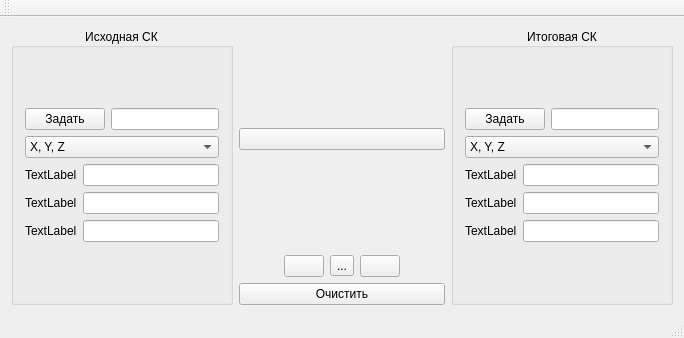
Before: the Qt Designer form SCTrans/sctrans.ui in colorbash/SCTrans, drawn with Qt 5.
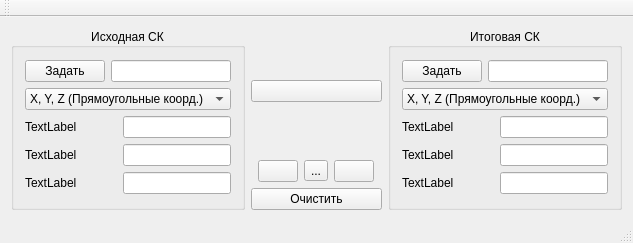
After: the same form once the commit is applied.

```diff
--- a/SCTrans/sctrans.ui
+++ b/SCTrans/sctrans.ui
@@ -6,8 +6,8 @@
    <rect>
     <x>0</x>
     <y>0</y>
-    <width>684</width>
-    <height>338</height>
+    <width>633</width>
+    <height>243</height>
    </rect>
   </property>
   <property name="windowTitle">
@@ -50,7 +50,7 @@
             <widget class="QComboBox" name="startSC_input_cb">
              <item>
               <property name="text">
-               <string>X, Y, Z</string>
+               <string>X, Y, Z (Прямоугольные коорд.)</string>
               </property>
              </item>
              <item>
@@ -74,6 +74,19 @@
                </property>
               </widget>
              </item>
+             <item>
+              <spacer name="horizontalSpacer_3">
+               <property name="orientation">
+                <enum>Qt::Horizontal</enum>
+               </property>
+               <property name="sizeHint" stdset="0">
+                <size>
+                 <width>40</width>
+                 <height>20</height>
+                </size>
+               </property>
+              </spacer>
+             </item>
              <item>
               <widget class="QLineEdit" name="startSC_le1"/>
              </item>
@@ -88,6 +101,19 @@
                </property>
               </widget>
              </item>
+             <item>
+              <spacer name="horizontalSpacer_4">
+               <property name="orientation">
+                <enum>Qt::Horizontal</enum>
+               </property>
+               <property name="sizeHint" stdset="0">
+                <size>
+                 <width>40</width>
+                 <height>20</height>
+                </size>
+               </property>
+              </spacer>
+             </item>
              <item>
               <widget class="QLineEdit" name="startSC_le2"/>
              </item>
@@ -102,6 +128,19 @@
                </property>
               </widget>
              </item>
+             <item>
+              <spacer name="horizontalSpacer_5">
+               <property name="orientation">
+                <enum>Qt::Horizontal</enum>
+               </property>
+               <property name="sizeHint" stdset="0">
+                <size>
+                 <width>40</width>
+                 <height>20</height>
+                </size>
+               </property>
+              </spacer>
+             </item>
              <item>
               <widget class="QLineEdit" name="startSC_le3"/>
              </item>
@@ -244,7 +283,7 @@
             <widget class="QComboBox" name="endSC_input_cb">
              <item>
               <property name="text">
-               <string>X, Y, Z</string>
+               <string>X, Y, Z (Прямоугольные коорд.)</string>
               </property>
              </item>
              <item>
@@ -268,6 +307,19 @@
                </property>
               </widget>
              </item>
+             <item>
+              <spacer name="horizontalSpacer_6">
+               <property name="orientation">
+                <enum>Qt::Horizontal</enum>
+               </property>
+               <property name="sizeHint" stdset="0">
+                <size>
+                 <width>40</width>
+                 <height>20</height>
+                </size>
+               </property>
+              </spacer>
+             </item>
              <item>
               <widget class="QLineEdit" name="endSC_le1">
                <property name="readOnly">
@@ -286,6 +338,19 @@
                </property>
               </widget>
              </item>
+             <item>
+              <spacer name="horizontalSpacer_7">
+               <property name="orientation">
+                <enum>Qt::Horizontal</enum>
+               </property>
+               <property name="sizeHint" stdset="0">
+                <size>
+                 <width>40</width>
+                 <height>20</height>
+                </size>
+               </property>
+              </spacer>
+             </item>
              <item>
               <widget class="QLineEdit" name="endSC_le2">
                <property name="readOnly">
@@ -304,6 +369,19 @@
                </property>
               </widget>
              </item>
+             <item>
+              <spacer name="horizontalSpacer_8">
+               <property name="orientation">
+                <enum>Qt::Horizontal</enum>
+               </property>
+               <property name="sizeHint" stdset="0">
+                <size>
+                 <width>40</width>
+                 <height>20</height>
+                </size>
+               </property>
+              </spacer>
+             </item>
              <item>
               <widget class="QLineEdit" name="endSC_le3">
                <property name="readOnly">
```
Left out of the diff: 12 changed lines with no effect on the pictures.
